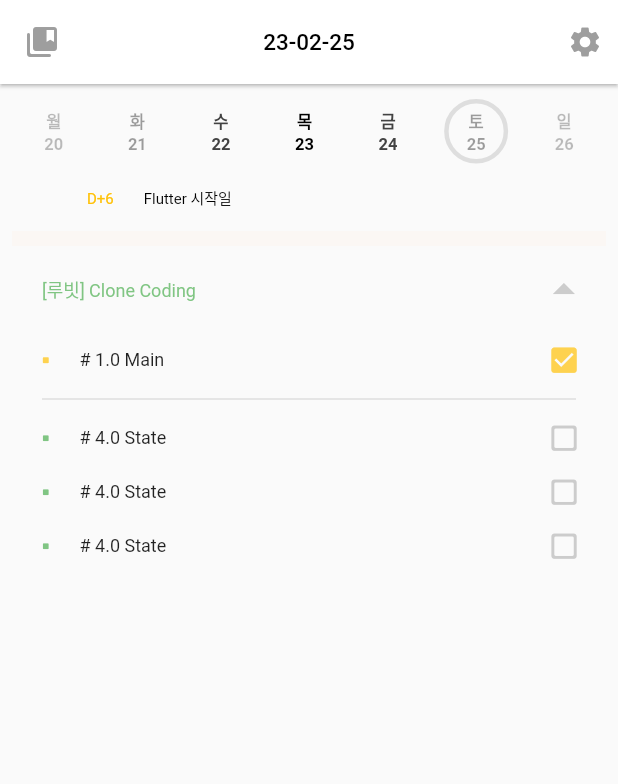
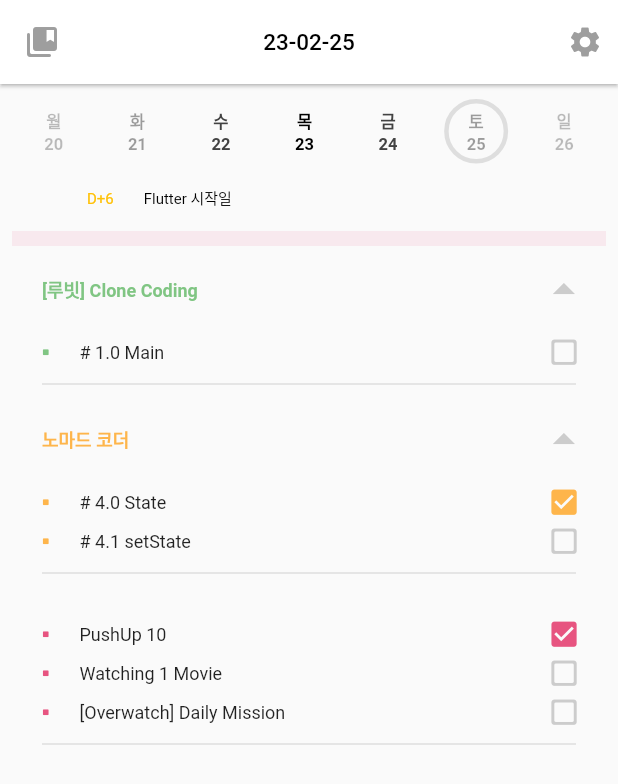
Before and after one commit to GangOn0215/flutter-clone-coding, a Flutter app: the screen it shows after launch, on a phone screen of 412 x 824 dp. Shown: the top 784 px of the screen. Run offline on Flutter 3.47's test engine with Material 2 defaults, Android fonts, the phone set to English and light mode, and no system bars.

Commit message:
#1.1 [ Reusable Widgets ] TodoLine, TodoGroup
1. todo 각 행마다 중복되는 부분을 추출하여 TodoList 클래스 만든뒤 재활용

2. 만들다보니 Group이 있는것을 확인 todoList들을 그룹화 시킨뒤 todo list 들을 group으로 담아버림

```diff
--- a/lib/main.dart
+++ b/lib/main.dart
@@ -1,3 +1,4 @@
+import 'package:clone_app1/widgets/todo_group.dart';
 import 'package:clone_app1/widgets/todo_line.dart';
 import 'package:clone_app1/widgets/weekly_day.dart';
 import 'package:flutter/material.dart';
@@ -9,7 +10,7 @@ void main() {
 class MyApp extends StatelessWidget {
   final Color _colorMain = const Color(0xFFE75480);
   final Color _colorGreen = Colors.green.withOpacity(0.7);
-  final Color _colorOrange = Colors.amber.withOpacity(0.7);
+  final Color _colorOrange = Colors.orange.withOpacity(0.7);
 
   MyApp({super.key});
 
@@ -94,8 +95,9 @@ class MyApp extends StatelessWidget {
                 ),
               ),
               Container(
-                decoration: const BoxDecoration(
-                  color: Color(0XFFfbf7f4),
+                decoration: BoxDecoration(
+                  // color: Color(0XFFfbf7f4),
+                  color: _colorMain.withOpacity(0.1),
                 ),
                 height: 10,
               ),
@@ -106,57 +108,58 @@ class MyApp extends StatelessWidget {
                 ),
                 child: Column(
                   children: [
-                    Row(
-                      mainAxisAlignment: MainAxisAlignment.spaceBetween,
-                      children: [
-                        Text(
-                          '[루빗] Clone Coding',
-                          style: TextStyle(
-                            color: _colorGreen,
-                            fontSize: 12,
-                          ),
-                        ),
-                        Transform.scale(
-                          scale: 2.2,
-                          child: Icon(
-                            Icons.arrow_drop_up_outlined,
-                            color: Colors.grey.withOpacity(0.5),
-                            size: 16,
-                          ),
-                        ),
-                      ],
-                    ),
-                    const SizedBox(
-                      height: 20,
-                    ),
-                    Column(
-                      children: [
+                    TodoGroup(
+                      groupName: '[루빗] Clone Coding',
+                      color: _colorGreen,
+                      isDrop: true,
+                      isGroup: true,
+                      todos: [
                         todoLine(
                           content: '# 1.0 Main',
-                          isCheckd: true,
-                          fontColor: _colorOrange,
-                        ),
-                        const Divider(
-                          thickness: 0.3,
-                          color: Colors.grey,
-                        ),
-                        todoLine(
-                          content: '# 4.0 State',
-                          isCheckd: false,
-                          fontColor: _colorGreen,
-                        ),
-                        todoLine(
-                          content: '# 4.0 State',
-                          isCheckd: false,
-                          fontColor: _colorGreen,
-                        ),
-                        todoLine(
-                          content: '# 4.0 State',
                           isCheckd: false,
                           fontColor: _colorGreen,
                         ),
                       ],
-                    )
+                    ),
+                    TodoGroup(
+                      groupName: '노마드 코더',
+                      color: _colorOrange,
+                      isDrop: true,
+                      isGroup: true,
+                      todos: [
+                        todoLine(
+                          content: '# 4.0 State',
+                          isCheckd: true,
+                          fontColor: _colorOrange,
+                        ),
+                        todoLine(
+                          content: '# 4.1 setState',
+                          isCheckd: false,
+                          fontColor: _colorOrange,
+                        ),
+                      ],
+                    ),
+                    TodoGroup(
+                      isDrop: true,
+                      isGroup: false,
+                      todos: [
+                        todoLine(
+                          content: 'PushUp 10',
+                          isCheckd: true,
+                          fontColor: _colorMain,
+                        ),
+                        todoLine(
+                          content: 'Watching 1 Movie',
+                          isCheckd: false,
+                          fontColor: _colorMain,
+                        ),
+                        todoLine(
+                          content: '[Overwatch] Daily Mission',
+                          isCheckd: false,
+                          fontColor: _colorMain,
+                        ),
+                      ],
+                    ),
                   ],
                 ),
               ),
--- /dev/null
+++ b/lib/widgets/todo_group.dart
@@ -0,0 +1,67 @@
+import 'package:flutter/material.dart';
+
+class TodoGroup extends StatelessWidget {
+  final List<Widget> todos;
+  final bool isGroup;
+  bool isDrop;
+  String groupName;
+  Color? color;
+  late Row groupTopHeader;
+
+  TodoGroup({
+    super.key,
+    this.groupName = '',
+    this.color,
+    this.isDrop = false,
+    required this.todos,
+    required this.isGroup,
+  }) {
+    if (isGroup) {
+      groupTopHeader = Row(
+        mainAxisAlignment: MainAxisAlignment.spaceBetween,
+        children: [
+          Text(
+            groupName,
+            style: TextStyle(
+              color: color,
+              fontSize: 12,
+              fontWeight: FontWeight.w600,
+            ),
+          ),
+          Transform.scale(
+            scale: 2.2,
+            child: Icon(
+              Icons.arrow_drop_up_outlined,
+              color: Colors.grey.withOpacity(0.5),
+              size: 16,
+            ),
+          ),
+        ],
+      );
+    } else {
+      groupTopHeader = const Row();
+    }
+  }
+
+  @override
+  Widget build(BuildContext context) {
+    return Column(
+      children: [
+        groupTopHeader,
+        SizedBox(
+          height: isGroup ? 20 : 0,
+        ),
+        Column(
+          children: todos,
+        ),
+        const Divider(
+          thickness: 0.3,
+          color: Colors.grey,
+        ),
+        const SizedBox(
+          height: 20,
+        ),
+      ],
+    );
+  }
+}
--- a/lib/widgets/todo_line.dart
+++ b/lib/widgets/todo_line.dart
@@ -5,17 +5,28 @@ class todoLine extends StatelessWidget {
   final bool isCheckd;
   final Color fontColor;
 
-  const todoLine({
+  late IconData icon;
+  late Color iconColor;
+
+  todoLine({
     super.key,
     required this.content,
     required this.isCheckd,
     required this.fontColor,
-  });
+  }) {
+    if (isCheckd) {
+      icon = Icons.check_box;
+      iconColor = fontColor;
+    } else {
+      icon = Icons.check_box_outline_blank_rounded;
+      iconColor = Colors.grey.withOpacity(0.5);
+    }
+  }
 
   @override
   Widget build(BuildContext context) {
     return Padding(
-      padding: const EdgeInsets.symmetric(vertical: 10, horizontal: 0),
+      padding: const EdgeInsets.symmetric(vertical: 5, horizontal: 0),
       child: Row(
         mainAxisAlignment: MainAxisAlignment.spaceBetween,
         children: [
@@ -40,16 +51,10 @@ class todoLine extends StatelessWidget {
           Transform.scale(
             scale: 1.4,
             child: Icon(
-              isCheckd
-                  ? Icons.check_box
-                  : Icons.check_box_outline_blank_rounded,
+              icon,
               size: 16,
               fill: 1.0,
-              color: isCheckd
-                  ? fontColor
-                  : Colors.grey.withOpacity(
-                      0.5,
-                    ),
+              color: iconColor,
             ),
           ),
         ],
```
